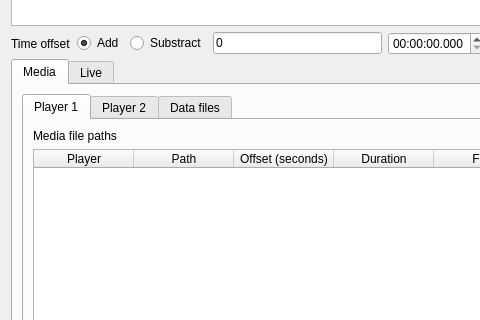
Qt form observation.ui (olivierfriard/BORIS) before a commit; both pictures show x 0 to 480 and y 249 to 569 of the 1032 by 812 pixel window.
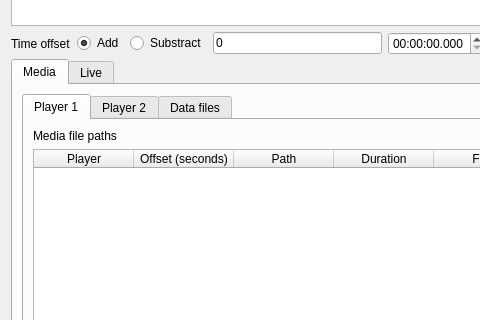
The same form after that commit.

The edit to the form file:
```diff
--- a/observation.ui
+++ b/observation.ui
@@ -257,12 +257,12 @@
                      </column>
                      <column>
                       <property name="text">
-                       <string>Path</string>
+                       <string>Offset (seconds)</string>
                       </property>
                      </column>
                      <column>
                       <property name="text">
-                       <string>Offset (seconds)</string>
+                       <string>Path</string>
                       </property>
                      </column>
                      <column>
```
